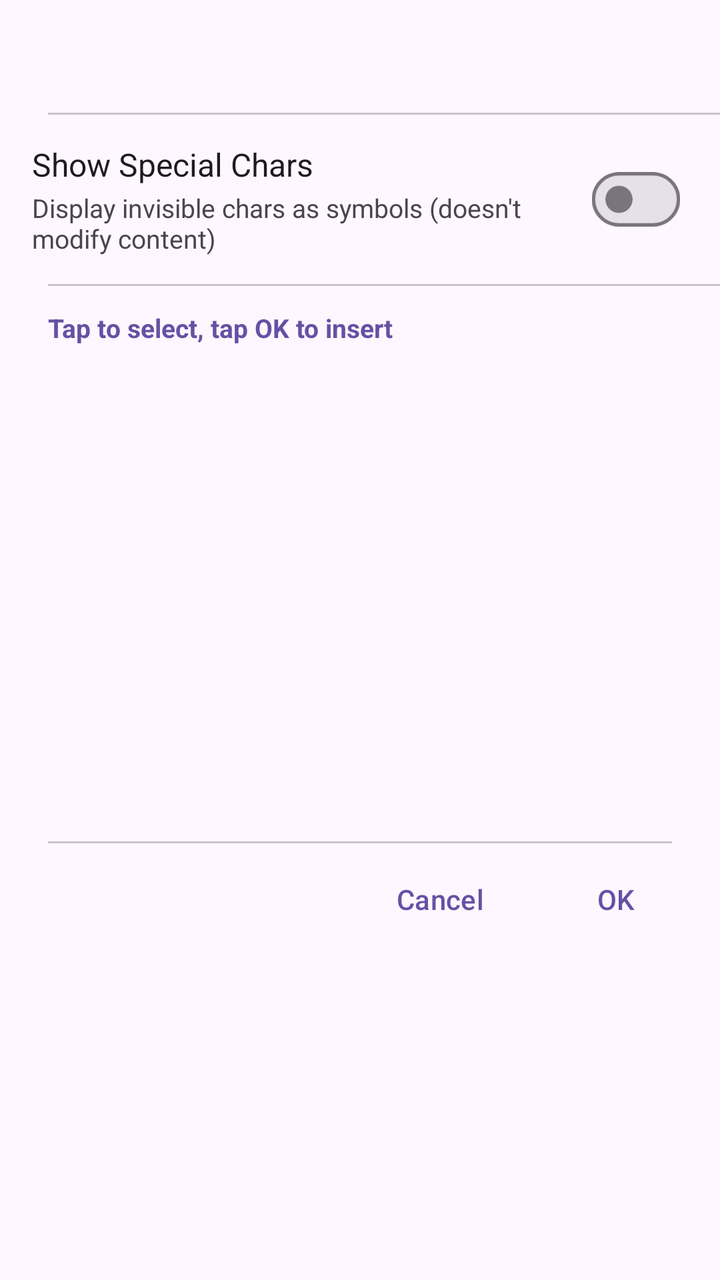
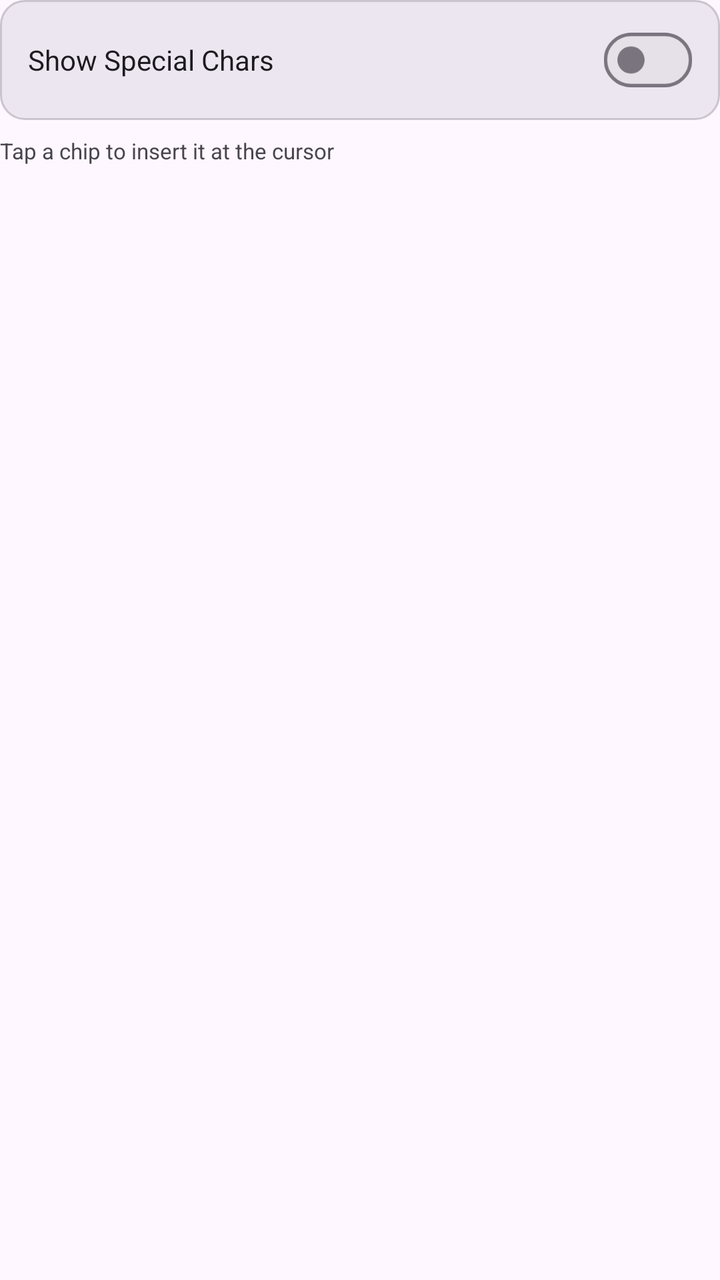

Screens rendered from an Android XML layout before and after an edit, with the pre-edit source and the edit as a unified diff.
<!-- AndroidManifest.xml: application theme Theme.PlainPad -->
<!-- res/layout/dialog_special_char.xml -->
<?xml version="1.0" encoding="utf-8"?>
<LinearLayout xmlns:android="http://schemas.android.com/apk/res/android"
    xmlns:app="http://schemas.android.com/apk/res-auto"
    android:layout_width="match_parent"
    android:layout_height="wrap_content"
    android:orientation="vertical"
    android:paddingTop="20dp">

    
    <TextView
        android:id="@+id/tvDialogTitle"
        android:layout_width="match_parent"
        android:layout_height="wrap_content"
        android:paddingHorizontal="24dp"
        android:paddingBottom="12dp"
        android:textColor="?attr/colorOnSurface"
        android:textSize="18sp"
        android:textStyle="bold" />

    <View
        android:layout_width="match_parent"
        android:layout_height="1dp"
        android:layout_marginStart="24dp"
        android:background="?attr/colorOutlineVariant" />

    
    <LinearLayout
        android:id="@+id/rowShowSpecial"
        android:layout_width="match_parent"
        android:layout_height="wrap_content"
        android:orientation="horizontal"
        android:gravity="center_vertical"
        android:paddingHorizontal="16dp"
        android:paddingVertical="14dp"
        android:background="?attr/selectableItemBackground">

        <LinearLayout
            android:layout_width="0dp"
            android:layout_height="wrap_content"
            android:layout_weight="1"
            android:orientation="vertical">

            <TextView
                android:layout_width="wrap_content"
                android:layout_height="wrap_content"
                android:text="@string/special_chars_show"
                android:textColor="?attr/colorOnSurface"
                android:textSize="16sp" />

            <TextView
                android:layout_width="match_parent"
                android:layout_height="wrap_content"
                android:layout_marginTop="2dp"
                android:text="@string/special_chars_show_hint"
                android:textColor="?android:attr/textColorSecondary"
                android:textSize="13sp" />
        </LinearLayout>

        <com.google.android.material.materialswitch.MaterialSwitch
            android:id="@+id/switchShowSpecial"
            android:layout_width="wrap_content"
            android:layout_height="wrap_content"
            android:layout_marginStart="8dp"
            android:scaleX="0.85"
            android:scaleY="0.85" />
    </LinearLayout>

    <View
        android:layout_width="match_parent"
        android:layout_height="1dp"
        android:layout_marginStart="24dp"
        android:background="?attr/colorOutlineVariant" />

    
    <TextView
        android:layout_width="match_parent"
        android:layout_height="wrap_content"
        android:paddingHorizontal="24dp"
        android:paddingTop="12dp"
        android:paddingBottom="4dp"
        android:text="@string/special_chars_insert_section"
        android:textColor="?attr/colorPrimary"
        android:textSize="13sp"
        android:textStyle="bold" />

    
    <ScrollView
        android:layout_width="match_parent"
        android:layout_height="240dp">

        <LinearLayout
            android:id="@+id/insertContainer"
            android:layout_width="match_parent"
            android:layout_height="wrap_content"
            android:orientation="vertical" />
    </ScrollView>

    
    <View
        android:layout_width="match_parent"
        android:layout_height="1dp"
        android:layout_marginTop="4dp"
        android:layout_marginHorizontal="24dp"
        android:background="?attr/colorOutlineVariant" />

    <LinearLayout
        android:layout_width="match_parent"
        android:layout_height="wrap_content"
        android:orientation="horizontal"
        android:gravity="end"
        android:paddingHorizontal="8dp"
        android:paddingTop="4dp"
        android:paddingBottom="8dp">

        <com.google.android.material.button.MaterialButton
            android:id="@+id/btnCancel"
            style="@style/Widget.Material3.Button.TextButton"
            android:layout_width="wrap_content"
            android:layout_height="wrap_content"
            android:text="@string/cancel" />

        <com.google.android.material.button.MaterialButton
            android:id="@+id/btnConfirm"
            style="@style/Widget.Material3.Button.TextButton"
            android:layout_width="wrap_content"
            android:layout_height="wrap_content"
            android:text="@string/ok" />
    </LinearLayout>
</LinearLayout>
<!-- resources referenced by this layout -->
<resources>
  <string name="cancel">Cancel</string>
  <string name="ok">OK</string>
  <string name="special_chars_insert_section">Tap to select, tap OK to insert</string>
  <string name="special_chars_show">Show Special Chars</string>
  <string name="special_chars_show_hint">Display invisible chars as symbols (doesn\'t modify content)</string>
  <style name="Theme.PlainPad" parent="Theme.Material3.DayNight.NoActionBar">
  
          
          <item name="editTextStyle">@style/Widget.PlainPad.EditText</item>
  
          
          <item name="materialAlertDialogTheme">@style/ThemeOverlay.PlainPad.MaterialAlertDialog</item>
  
      </style>
  <style name="Widget.PlainPad.EditText" parent="Widget.AppCompat.EditText">
          <item name="android:textAppearance">@style/TextAppearance.PlainPad.EditText</item>
          <item name="android:textSelectHandle">@drawable/ic_select_handle</item>
          <item name="android:textSelectHandleLeft">@drawable/ic_select_handle</item>
          <item name="android:textSelectHandleRight">@drawable/ic_select_handle</item>
          <item name="android:textCursorDrawable">@drawable/ic_cursor</item>
      </style>
  <style name="ThemeOverlay.PlainPad.MaterialAlertDialog" parent="ThemeOverlay.Material3.MaterialAlertDialog">
          <item name="shapeAppearanceOverlay">@style/ShapeAppearance.PlainPad.Dialog</item>
      </style>
  <style name="TextAppearance.PlainPad.EditText" parent="TextAppearance.AppCompat.Medium">
          <item name="android:textSelectHandle">@drawable/ic_select_handle</item>
          <item name="android:textSelectHandleLeft">@drawable/ic_select_handle</item>
          <item name="android:textSelectHandleRight">@drawable/ic_select_handle</item>
      </style>
  <!-- drawable ic_select_handle (drawable) -->
  <?xml version="1.0" encoding="utf-8"?>
  <vector xmlns:android="http://schemas.android.com/apk/res/android"
      android:width="16dp"
      android:height="22dp"
      android:viewportWidth="16"
      android:viewportHeight="22">
      <path
          android:fillColor="#FFFFFF"
          android:pathData="M8,0 C8,0 16,10 16,15 C16,19 12.4,22 8,22 C3.6,22 0,19 0,15 C0,10 8,0 8,0 Z" />
  </vector>
  <!-- drawable ic_cursor (drawable) -->
  <?xml version="1.0" encoding="utf-8"?>
  <shape xmlns:android="http://schemas.android.com/apk/res/android"
      android:shape="rectangle">
      <size android:width="2dp" />
      <solid android:color="?attr/colorControlActivated" />
  </shape>
  <style name="ShapeAppearance.PlainPad.Dialog" parent="">
          <item name="cornerFamily">rounded</item>
          <item name="cornerSize">24dp</item>
      </style>
</resources>

<!-- the commit's change to res/layout/dialog_special_char.xml (unified diff, before → after) -->
@@ -3,127 +3,48 @@
     xmlns:app="http://schemas.android.com/apk/res-auto"
     android:layout_width="match_parent"
     android:layout_height="wrap_content"
-    android:orientation="vertical"
-    android:paddingTop="20dp">
+    android:orientation="vertical">
 
-    
-    <TextView
-        android:id="@+id/tvDialogTitle"
-        android:layout_width="match_parent"
-        android:layout_height="wrap_content"
-        android:paddingHorizontal="24dp"
-        android:paddingBottom="12dp"
-        android:textColor="?attr/colorOnSurface"
-        android:textSize="18sp"
-        android:textStyle="bold" />
-
-    <View
-        android:layout_width="match_parent"
-        android:layout_height="1dp"
-        android:layout_marginStart="24dp"
-        android:background="?attr/colorOutlineVariant" />
-
-    
     <LinearLayout
         android:id="@+id/rowShowSpecial"
         android:layout_width="match_parent"
         android:layout_height="wrap_content"
         android:orientation="horizontal"
         android:gravity="center_vertical"
-        android:paddingHorizontal="16dp"
-        android:paddingVertical="14dp"
-        android:background="?attr/selectableItemBackground">
+        android:background="@drawable/bg_dialog_input"
+        android:paddingStart="14dp"
+        android:paddingEnd="10dp"
+        android:paddingVertical="6dp">
 
-        <LinearLayout
+        <TextView
             android:layout_width="0dp"
             android:layout_height="wrap_content"
             android:layout_weight="1"
-            android:orientation="vertical">
-
-            <TextView
-                android:layout_width="wrap_content"
-                android:layout_height="wrap_content"
-                android:text="@string/special_chars_show"
-                android:textColor="?attr/colorOnSurface"
-                android:textSize="16sp" />
-
-            <TextView
-                android:layout_width="match_parent"
-                android:layout_height="wrap_content"
-                android:layout_marginTop="2dp"
-                android:text="@string/special_chars_show_hint"
-                android:textColor="?android:attr/textColorSecondary"
-                android:textSize="13sp" />
-        </LinearLayout>
+            android:text="@string/settings_show_special_chars"
+            android:textColor="?attr/colorOnSurface"
+            android:textSize="14sp" />
 
         <com.google.android.material.materialswitch.MaterialSwitch
             android:id="@+id/switchShowSpecial"
             android:layout_width="wrap_content"
             android:layout_height="wrap_content"
-            android:layout_marginStart="8dp"
             android:scaleX="0.85"
             android:scaleY="0.85" />
     </LinearLayout>
 
-    <View
-        android:layout_width="match_parent"
-        android:layout_height="1dp"
-        android:layout_marginStart="24dp"
-        android:background="?attr/colorOutlineVariant" />
-
-    
     <TextView
         android:layout_width="match_parent"
         android:layout_height="wrap_content"
-        android:paddingHorizontal="24dp"
-        android:paddingTop="12dp"
-        android:paddingBottom="4dp"
-        android:text="@string/special_chars_insert_section"
-        android:textColor="?attr/colorPrimary"
-        android:textSize="13sp"
-        android:textStyle="bold" />
+        android:paddingTop="8dp"
+        android:text="@string/special_chars_tap_hint"
+        android:textColor="?android:attr/textColorSecondary"
+        android:textSize="11sp" />
 
     
-    <ScrollView
-        android:layout_width="match_parent"
-        android:layout_height="240dp">
-
-        <LinearLayout
-            android:id="@+id/insertContainer"
-            android:layout_width="match_parent"
-            android:layout_height="wrap_content"
-            android:orientation="vertical" />
-    </ScrollView>
-
-    
-    <View
-        android:layout_width="match_parent"
-        android:layout_height="1dp"
-        android:layout_marginTop="4dp"
-        android:layout_marginHorizontal="24dp"
-        android:background="?attr/colorOutlineVariant" />
-
     <LinearLayout
+        android:id="@+id/charGroups"
         android:layout_width="match_parent"
         android:layout_height="wrap_content"
-        android:orientation="horizontal"
-        android:gravity="end"
-        android:paddingHorizontal="8dp"
-        android:paddingTop="4dp"
-        android:paddingBottom="8dp">
-
-        <com.google.android.material.button.MaterialButton
-            android:id="@+id/btnCancel"
-            style="@style/Widget.Material3.Button.TextButton"
-            android:layout_width="wrap_content"
-            android:layout_height="wrap_content"
-            android:text="@string/cancel" />
-
-        <com.google.android.material.button.MaterialButton
-            android:id="@+id/btnConfirm"
-            style="@style/Widget.Material3.Button.TextButton"
-            android:layout_width="wrap_content"
-            android:layout_height="wrap_content"
-            android:text="@string/ok" />
-    </LinearLayout>
+        android:orientation="vertical"
+        android:paddingBottom="4dp" />
 </LinearLayout>
<!-- resource entries referenced after the edit -->
@@ -1,10 +1,17 @@
 <!-- resources referenced by this layout -->
 <resources>
-  <string name="cancel">Cancel</string>
-  <string name="ok">OK</string>
-  <string name="special_chars_insert_section">Tap to select, tap OK to insert</string>
-  <string name="special_chars_show">Show Special Chars</string>
-  <string name="special_chars_show_hint">Display invisible chars as symbols (doesn\'t modify content)</string>
+  <!-- drawable bg_dialog_input (drawable) -->
+  <?xml version="1.0" encoding="utf-8"?>
+  <shape xmlns:android="http://schemas.android.com/apk/res/android"
+      android:shape="rectangle">
+      <solid android:color="?attr/colorSurfaceContainerHigh" />
+      <corners android:radius="12dp" />
+      <stroke
+          android:width="1dp"
+          android:color="?attr/colorOutlineVariant" />
+  </shape>
+  <string name="settings_show_special_chars">Show Special Chars</string>
+  <string name="special_chars_tap_hint">Tap a chip to insert it at the cursor</string>
   <style name="Theme.PlainPad" parent="Theme.Material3.DayNight.NoActionBar">
   
           
